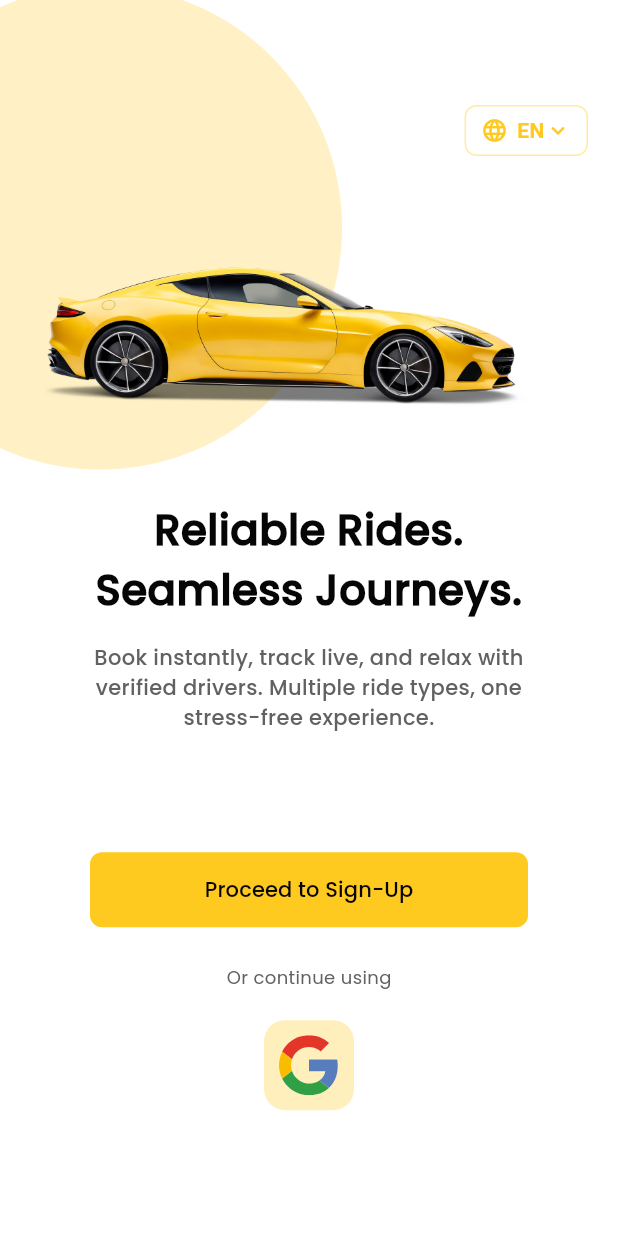
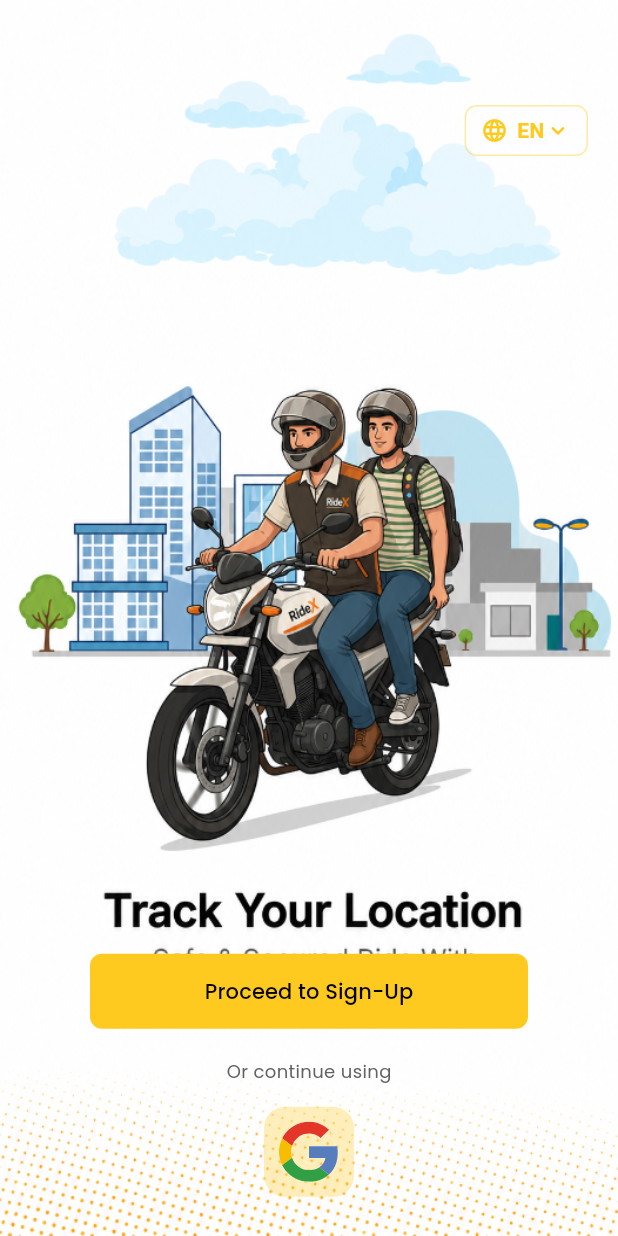
Before and after one commit to neuravolt/foxrunrider, a Flutter app: the screen it shows after launch, on a phone screen of 412 x 824 dp. Run offline on Flutter 3.47's test engine with Material 3 defaults, Android fonts, the phone set to English and light mode, and no system bars; our stand-ins replace bloc, bot_toast, cloud_firestore, equatable, firebase_auth, firebase_core and 25 more; missing offline and left inert: flutter_polyline_points, geoflutterfire_plus, onesignal_flutter, razorpay_flutter; accounts and stored records are empty; network calls fail; Roboto replaces fonts that are missing (Gilroy Regular).

Commit message:
feat: implement onboarding screen with auto-cycling background images

```diff
--- a/lib/presentation/screens/onboarding/on_boarding_screen.dart
+++ b/lib/presentation/screens/onboarding/on_boarding_screen.dart
@@ -1,3 +1,4 @@
+import 'dart:async';
 import 'dart:io';
 import 'package:flutter/material.dart';
 import 'package:flutter_bloc/flutter_bloc.dart';
@@ -34,14 +35,40 @@ class _OnboardingscreenState extends State<Onboardingscreen> {
 
   late PageController pageController;
   int currentIndex = 0;
+
+  final List<String> _backgroundImages = [
+    "assets/images/onboarding_bg1.png",
+    "assets/images/onboarding_bg2.png",
+    "assets/images/onboarding_bg3.png",
+  ];
+
+  Timer? _timer;
+  int _currentBgIndex = 0;
+
   @override
   void initState() {
     super.initState();
     pageController = PageController(initialPage: 0);
+    _timer = Timer.periodic(const Duration(seconds: 4), (timer) {
+      if (mounted) {
+        setState(() {
+          _currentBgIndex = (_currentBgIndex + 1) % _backgroundImages.length;
+        });
+      }
+    });
+  }
+
+  @override
+  void didChangeDependencies() {
+    super.didChangeDependencies();
+    for (var imagePath in _backgroundImages) {
+      precacheImage(AssetImage(imagePath), context);
+    }
   }
 
   @override
   void dispose() {
+    _timer?.cancel();
     pageController.dispose();
     super.dispose();
   }
@@ -93,66 +120,32 @@ class _OnboardingscreenState extends State<Onboardingscreen> {
           ],
 
           child: SingleChildScrollView(
+            child: SizedBox(
+              height: MediaQuery.of(context).size.height,
               child: Stack(
                 children: [
-
+                  Positioned.fill(
+                    child: AnimatedSwitcher(
+                      duration: const Duration(milliseconds: 1000),
+                      child: Image.asset(
+                        _backgroundImages[_currentBgIndex],
+                        key: ValueKey<int>(_currentBgIndex),
+                        fit: BoxFit.fill,
+                        width: double.infinity,
+                        height: double.infinity,
+                      ),
+                    ),
+                  ),
                   Column(
                     children: [
-
                       SizedBox(
-                      height: MediaQuery.of(context).size.height * 0.38,
-                      child: Stack(
-                        children: [
-                          Align(
-                            alignment: Alignment.topLeft,
-                            child: SvgPicture.asset(
-                              "assets/images/EllipseCircle.svg",
-                              height: MediaQuery.of(context).size.height * 0.38,
-                              fit: BoxFit.fill,
+                        height: MediaQuery.of(context).size.height * 0.74,
                       ),
-                          ),
-                          Positioned(
-                            bottom: 0,
-                            left: 0,
-                            right: 40,
+                      Expanded(
                         child: Padding(
-                              padding: const EdgeInsets.only(left: 30, right: 20, bottom: 30),
-                              child: Image.asset("assets/images/carImage.png"),
-                            ),
-                          ),
-                        ],
-                      ),
-                    ),
-
-
-                    Padding(
-                      padding: const EdgeInsets.symmetric(horizontal: 60,vertical: 20),
-                      child: Column(
-                        children: [
-                          Text(
-                            "Reliable Rides. Seamless Journeys.".translate(context),
-                            textAlign: TextAlign.center,
-                            style: largeHeadingMedium.copyWith(fontSize: 28),
-                          ),
-                          const SizedBox(height: 15),
-                          Text(
-                            "Book instantly, track live, and relax with verified drivers. Multiple ride types, one stress-free experience."
-                                .translate(context),
-                            textAlign: TextAlign.center,
-                            style: smallHeadingMedium.copyWith(
-                              color: notifires.getGrey2whiteColor,
-                              fontSize: 14,
-                            ),
-                          ),
-                        ],
-                      ),
-                    ),
-                    const SizedBox(height: 60),
-
-
-                    Padding(
                           padding: const EdgeInsets.symmetric(horizontal: 60),
                           child: Column(
+                            mainAxisAlignment: MainAxisAlignment.center,
                             children: [
                               CustomsButtons(
                                 textColor: blackColor,
@@ -165,12 +158,12 @@ class _OnboardingscreenState extends State<Onboardingscreen> {
                                   );
                                 },
                               ),
-                          const SizedBox(height: 25),
+                              const SizedBox(height: 20),
                               Text(
                                 "Or continue using".translate(context),
                                 style: regular(context),
                               ),
-                          const SizedBox(height: 20),
+                              const SizedBox(height: 15),
                               Row(
                                 mainAxisAlignment: MainAxisAlignment.center,
                                 children: [
@@ -204,8 +197,8 @@ class _OnboardingscreenState extends State<Onboardingscreen> {
                                     ),
                                 ],
                               ),
-                          const SizedBox(height: 40),
                             ],
+                          ),
                         ),
                       ),
                     ],
@@ -217,13 +210,18 @@ class _OnboardingscreenState extends State<Onboardingscreen> {
                     child: Row(
                       mainAxisAlignment: MainAxisAlignment.end,
                       children: [
-                      languageButton(onTap: (){
-
-                        goTo(const SelectLanguageScreen(isBack: true,));
-                      },),
+                        languageButton(
+                          onTap: () {
+                            goTo(const SelectLanguageScreen(
+                              isBack: true,
+                            ));
+                          },
+                        ),
                       ],
-                  )),
+                    ),
+                  ),
                 ],
+              ),
             ),
           )
 
```
Also changed, not shown: assets/images/login_bg.png (added), assets/images/onboarding_bg.png (added), assets/images/onboarding_bg1.png (added), assets/images/onboarding_bg2.png (added), assets/images/onboarding_bg3.png (added). Lines whose indentation alone changed are shown as unchanged.
